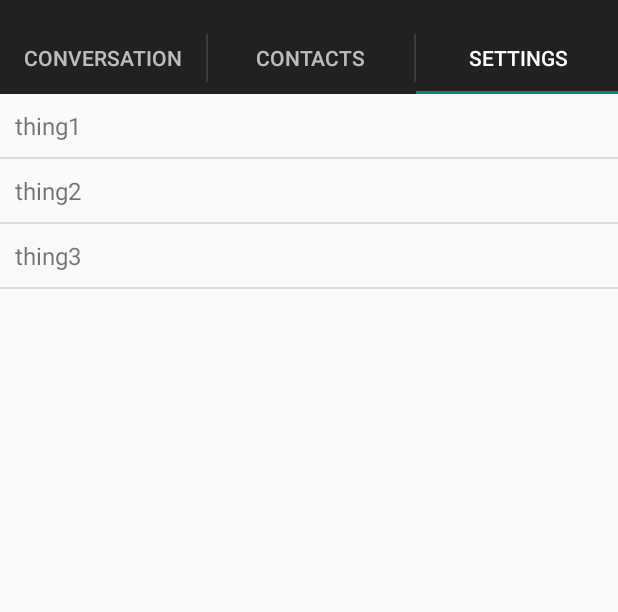
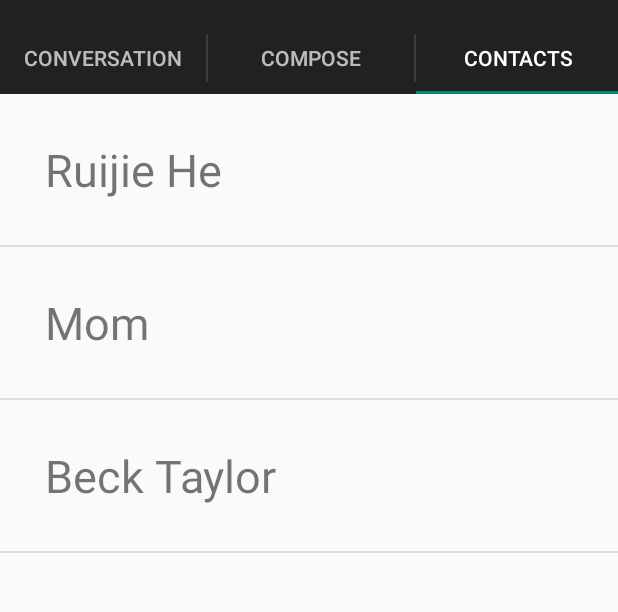
Before and after one commit to ruijiehe/trial1, an Android app: the screen it shows after launch (MainActivity), tab 3 chosen, on a phone screen of 412 x 824 dp, the part 62-674 px from its top. Run offline under Robolectric (Android 15) with nearby library versions, the phone set to English and light mode, and no system bars.

Commit message:
I changed TabTest2 to incorporate the new tab setup:  Conversation - Compose - Contacts.  We can change those titles later if we want.  The Conversation and Contacts tabs each have ListViews, but the middle one (Compose) does not.  I need to fix this.

```diff
--- a/TabTest2/app/src/main/java/com/example/app/MainActivity.java
+++ b/TabTest2/app/src/main/java/com/example/app/MainActivity.java
@@ -6,6 +6,7 @@ import java.util.List;
 import java.util.Locale;
 
 import android.content.Intent;
+import android.support.v4.app.Fragment;
 import android.support.v4.app.ListFragment;
 import android.support.v7.app.ActionBarActivity;
 import android.support.v7.app.ActionBar;
@@ -19,6 +20,7 @@ import android.view.MenuItem;
 import android.view.View;
 import android.widget.AdapterView;
 import android.widget.ArrayAdapter;
+import android.widget.LinearLayout;
 import android.widget.ListView;
 import android.widget.TextView;
 import android.widget.Toast;
@@ -40,7 +42,7 @@ public class MainActivity extends ActionBarActivity implements ActionBar.TabList
      */
     ViewPager mViewPager;
 
-    public int tabPosition;
+    public static int tabPosition;
 
 
     @Override
@@ -162,6 +164,35 @@ public class MainActivity extends ActionBarActivity implements ActionBar.TabList
     }
 
     /**
+     * A fragment to hold a non-list tab
+     */
+    public static class ComposeFragment extends Fragment {
+        /**
+         * The fragment argument representing the section number for this
+         * fragment.
+         */
+        private static final String ARG_SECTION_NUMBER = "section_number";
+
+        /**
+         * Returns a new instance of this fragment for the given section
+         * number.
+         * Feed the information (sectionNumber) that you need here
+         */
+        public static ComposeFragment newInstance(int sectionNumber) {
+            ComposeFragment fragment = new ComposeFragment();
+
+            Bundle args = new Bundle();
+            args.putInt(ARG_SECTION_NUMBER, sectionNumber);
+            fragment.setArguments(args);
+            return fragment;
+        }
+
+        public ComposeFragment() {
+        }
+
+    }
+
+    /**
      * A placeholder fragment containing a simple view.  Changed to ListFragment
      */
     public static class PlaceholderFragment extends ListFragment {
@@ -197,31 +228,13 @@ public class MainActivity extends ActionBarActivity implements ActionBar.TabList
                 case 1: lines = Arrays.asList(getResources().getStringArray(R.array.conversation_list));
                     setListAdapter(new ArrayAdapter<String>(this.getActivity(), R.layout.list_layout, lines));
                     break;
-                case 2: lines = Arrays.asList(getResources().getStringArray(R.array.contacts_list));
+                case 2: //lines = Arrays.asList(getResources().getStringArray(R.array.my_list));
+                    //setListAdapter(new ArrayAdapter<String>(this.getActivity(), R.layout.list_item, lines));
+                    break;
+                case 3: lines = Arrays.asList(getResources().getStringArray(R.array.contacts_list));
                     setListAdapter(new ArrayAdapter<String>(this.getActivity(), R.layout.list_layout, lines));
                     break;
-                case 3: lines = Arrays.asList(getResources().getStringArray(R.array.my_list));
-                    setListAdapter(new ArrayAdapter<String>(this.getActivity(), R.layout.list_item, lines));
-                    break;
             }
-            //setListAdapter(new ArrayAdapter<String>(this.getActivity(), R.layout.list_item, lines));
-            /*ArrayList<String> items = new ArrayList<String>();
-            for (int i=0; i<10; i++)
-                items.add(Integer.toString(section));*/
-            //setListAdapter(new ArrayAdapter<String>(this.getActivity(), R.layout.list_item, items));
-
-            // Set the list to show
-            /*
-            switch (section){
-                case 1: listID = R.array.conversation_list; layoutID = R.layout.conversation_layout; break;
-                case 2: listID = R.array.contacts_list; layoutID = R.layout.contacts_layout; break;
-                case 3: listID = R.array.my_list; layoutID = R.layout.contacts_layout; break;
-                default: listID = R.array.my_list; layoutID = R.layout.contacts_layout; break;
-            }*/
-            //setListAdapter(ArrayAdapter.createFromResource(getActivity().getApplicationContext(), R.array.my_list, R.layout.list_item));
-            //setListAdapter(ArrayAdapter.createFromResource(getActivity().getApplicationContext(), listID, layoutID));
-            // THE SET LIST ADAPTER DOESN'T WORK HOW I EXPECT
-
 
             ListView lv = getListView();
             lv.setTextFilterEnabled(true);
@@ -233,70 +246,13 @@ public class MainActivity extends ActionBarActivity implements ActionBar.TabList
                     // Start the activity, send data over
                     Intent intent = new Intent().setClass(getActivity(), ChatActivity.class);
                     intent.putExtra("item number", i);
+                    intent.putExtra("tab position", tabPosition);
                     startActivity(intent);
                 }
             });
+
         }
 
-        //@Override
-        /**
-         * Build a fragment/view based on the number you have been given (sectionNumber)
-         */
-        /*public View onCreateView(LayoutInflater inflater, ViewGroup container,
-                Bundle savedInstanceState) {
-            View rootView = inflater.inflate(R.layout.fragment_main, container, false);
-            TextView textView = (TextView) rootView.findViewById(R.id.section_label);
-            int section = getArguments().getInt(ARG_SECTION_NUMBER);
-            //getActivity().setContentView(R.layout.fragment_main);
-            //setListAdapter(new ArrayAdapter<String>(this.getActivity(), R.layout.list_item, R.array.my_list));
-            //ListView lv = getListView(); // Crashes here
-            //lv.setTextFilterEnabled(true);
-
-
-            // This works
-            /*switch (section){
-                case 1:
-                    textView.setText("conversations!");
-                    break;
-                case 2:
-                    textView.setText("contacts!");
-                    break;
-                case 3:
-                    textView.setText("settings or something!");
-                    break;
-                default:
-                    textView.setText("This is a problem!");
-                    break;
-            }*/
-/*
-            textView.setText(Integer.toString(getArguments().getInt(ARG_SECTION_NUMBER)));
-            //ListView lv = (ListView) rootView.findViewById(R.id.section_label);
-
-            //ArrayAdapter<String> adapter = new ArrayAdapter<String>(this, android.R.layout.list_item,
-                   // R.array.my_list);
-            //lv.setAdapter(adapter);
-            return rootView;
-        }*/
-        // ADDED
-        /*
-        @Override
-        public void onViewCreated (View view, Bundle savedInstanceState) {
-            ArrayList<String> items = new ArrayList<String>();
-            for (int i=0; i<10; i++)
-                items.add("my string");
-            setListAdapter(new ArrayAdapter<String>(this.getActivity(), R.layout.list_item, items));
-
-            ListView lv = getListView();
-            lv.setTextFilterEnabled(true);
-
-            lv.setOnItemClickListener(new AdapterView.OnItemClickListener() {
-                @Override
-                public void onItemClick(AdapterView<?> parent, View view, int pos, long id) {
-                    Toast.makeText(view.getContext(), ((TextView) view).getText(),
-                            Toast.LENGTH_SHORT).show();
-                }
-            });
-        }*/
     }
 
 }
--- a/TabTest2/app/src/main/res/layout/fragment_main.xml
+++ b/TabTest2/app/src/main/res/layout/fragment_main.xml
@@ -16,4 +16,9 @@
         android:layout_height="wrap_content"
         tools:layout="@layout/list_layout"/>
 
+    <TextView
+        android:id="@+id/compose_message"
+        android:layout_width="wrap_content"
+        android:layout_height="wrap_content" />
+
 </LinearLayout>
--- a/TabTest2/app/src/main/res/values/strings.xml
+++ b/TabTest2/app/src/main/res/values/strings.xml
@@ -3,8 +3,8 @@
 
     <string name="app_name">Chattr</string>
     <string name="title_section1">Conversation</string>
-    <string name="title_section2">Contacts</string>
-    <string name="title_section3">Settings</string>
+    <string name="title_section2">Compose</string>
+    <string name="title_section3">Contacts</string>
     <string name="action_settings">Settings</string>
 
     <string-array name="my_list">
```
Also changed, not shown: TabTest2/app/src/main/java/com/example/app/ChatActivity.java (+15 -1 lines), 156 other files.
